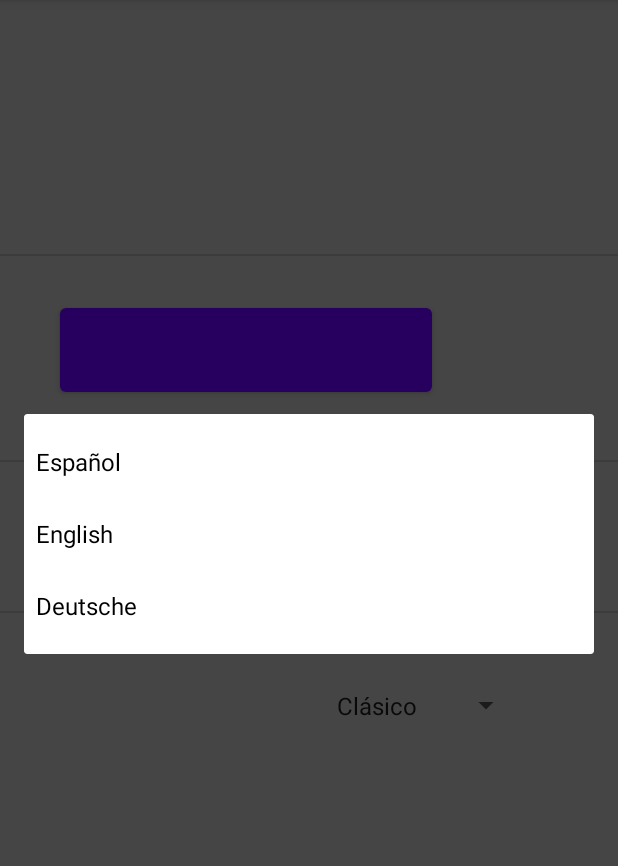
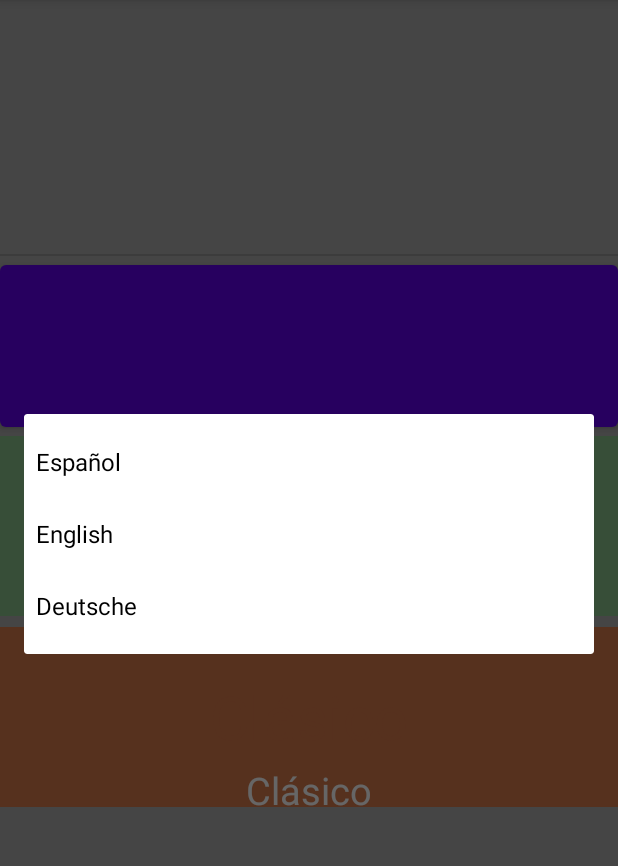
Before and after one commit to alu0101048239/ChessClock, an Android app: the Options screen opened directly, with no data from a screen before it, after a tap on "Deutsche", on a phone screen of 412 x 824 dp, the part 84-950 px from its top. Run offline under Robolectric (Android 15) with nearby library versions, the phone set to English and light mode, and no system bars; 19 statements that could not run were skipped.

Commit message:
Rediseño de la pantalla de ajustes

```diff
--- a/app/src/main/java/Modelo/English.java
+++ b/app/src/main/java/Modelo/English.java
@@ -32,6 +32,8 @@ public class English extends Language implements Serializable {
     etiquetas.put("tiempo_negras", "BLACK");
     etiquetas.put("tiempo", "Time");
     etiquetas.put("incremento", "Increment");
+    etiquetas.put("agudo", "High");
+    etiquetas.put("grave", "Deep");
   }
 
   private void SetDictado() {
@@ -55,8 +57,8 @@ public class English extends Language implements Serializable {
     dictado.put("mover", "go");
     dictado.put("asistente_on", "voice assistant enabled");
     dictado.put("asistente_off", "voice assistant disabled");
-    dictado.put("clasico", "Classical chess");
-    dictado.put("rapido", "Rapid chess");
+    dictado.put("clásico", "Classical chess");
+    dictado.put("rápido", "Rapid chess");
     dictado.put("blitz", "Blitz chess");
     dictado.put("personalizar", "Personalize");
     dictado.put("horas", "Hours");
--- a/app/src/main/java/Modelo/German.java
+++ b/app/src/main/java/Modelo/German.java
@@ -30,6 +30,8 @@ public class German extends Language implements Serializable {
     etiquetas.put("tiempo_negras", "SCHWARZ");
     etiquetas.put("tiempo", "Zeit");
     etiquetas.put("incremento", "Zuwachs");
+    etiquetas.put("agudo", "Akut");
+    etiquetas.put("grave", "Tief");
   }
 
   private void SetDictado() {
@@ -52,8 +54,8 @@ public class German extends Language implements Serializable {
     dictado.put("mover", "gleich");
     dictado.put("asistente_on", "Sprachassistent aktiviert");
     dictado.put("asistente_off", "Sprachassistent deaktiviert");
-    dictado.put("clasico", "Klassisches Schach");
-    dictado.put("rapido", "Schnellschach");
+    dictado.put("clásico", "Klassisches Schach");
+    dictado.put("rápido", "Schnellschach");
     dictado.put("blitz", "Blitzschach");
     dictado.put("personalizar", "Personifizieren");
     dictado.put("horas", "Stunden");
--- a/app/src/main/java/Modelo/Spanish.java
+++ b/app/src/main/java/Modelo/Spanish.java
@@ -30,6 +30,8 @@ public class Spanish extends Language implements Serializable {
     etiquetas.put("tiempo_negras", "NEGRAS");
     etiquetas.put("tiempo", "Tiempo");
     etiquetas.put("incremento", "Incremento");
+    etiquetas.put("agudo", "Agudo");
+    etiquetas.put("grave", "Grave");
   }
 
   private void SetDictado() {
--- a/app/src/main/java/com/ull/chessclock/MainActivity.java
+++ b/app/src/main/java/com/ull/chessclock/MainActivity.java
@@ -5,7 +5,6 @@ import android.app.Activity;
 import android.content.Intent;
 import android.media.MediaPlayer;
 import android.os.Bundle;
-import android.os.Handler;
 import android.view.View;
 import android.widget.Button;
 import java.util.Timer;
--- a/app/src/main/java/com/ull/chessclock/Options.java
+++ b/app/src/main/java/com/ull/chessclock/Options.java
@@ -1,15 +1,23 @@
 package com.ull.chessclock;
 
 import android.app.Activity;
+import android.bluetooth.BluetoothAdapter;
+import android.bluetooth.BluetoothDevice;
 import android.content.Intent;
+import android.content.IntentFilter;
 import android.os.Bundle;
+import android.util.Log;
 import android.view.View;
 import android.widget.AdapterView;
 import android.widget.ArrayAdapter;
 import android.widget.Button;
+import android.widget.ListView;
 import android.widget.Spinner;
 import android.widget.TextView;
 import androidx.annotation.Nullable;
+
+import java.util.Set;
+
 import Modelo.Modelo;
 
 public class Options extends SuperActivity implements AdapterView.OnItemSelectedListener {
@@ -18,16 +26,27 @@ public class Options extends SuperActivity implements AdapterView.OnItemSelected
   TextView lenguaje;
   Button ajustesVoz;
   TextView modo_juego;
+  TextView idioma;
+  TextView juego;
   Spinner game;
+  // BLUETOOTH
+  Button bluet;
+  BluetoothAdapter mBluetoothAdapter;
+  private Set<BluetoothDevice> pairedDevices;
+  ListView lv;
+
 
   @Override
   protected void onCreate(Bundle savedInstanceState) {
     super.onCreate(savedInstanceState);
     setContentView(R.layout.activity_options);
+    mBluetoothAdapter = BluetoothAdapter.getDefaultAdapter();
+    //bluet = findViewById(R.id.bluet);
+    //lv = (ListView)findViewById(R.id.listView);
     modelo = (Modelo)getIntent().getSerializableExtra("Modelo");
     SetValues();
     language = findViewById(R.id.languageSpinner);
-    ArrayAdapter<CharSequence> adapter = ArrayAdapter.createFromResource(this, R.array.languages, android.R.layout.simple_spinner_item);
+    ArrayAdapter<CharSequence> adapter = ArrayAdapter.createFromResource(this, R.array.languages, R.layout.spinner_item);
     adapter.setDropDownViewResource(android.R.layout.simple_spinner_dropdown_item);
     language.setAdapter(adapter);
     language.setOnItemSelectedListener(this);
@@ -43,7 +62,7 @@ public class Options extends SuperActivity implements AdapterView.OnItemSelected
     }
 
     game = findViewById(R.id.gameSpinner);
-    ArrayAdapter<CharSequence> adapter2 = ArrayAdapter.createFromResource(this, R.array.game, android.R.layout.simple_spinner_item);
+    ArrayAdapter<CharSequence> adapter2 = ArrayAdapter.createFromResource(this, R.array.game, R.layout.game_spinner);
     adapter2.setDropDownViewResource(android.R.layout.simple_spinner_dropdown_item);
     game.setAdapter(adapter2);
     game.setOnItemSelectedListener(this);
@@ -62,6 +81,8 @@ public class Options extends SuperActivity implements AdapterView.OnItemSelected
     lenguaje = findViewById(R.id.language);
     ajustesVoz = findViewById(R.id.ajustesVoz);
     modo_juego = findViewById(R.id.juego);
+    idioma = findViewById(R.id.idioma);
+    juego = findViewById(R.id.game_name);
     SetButtonsTexts();
     SetSpeechRecognizer(Options.this);
   }
@@ -74,6 +95,24 @@ public class Options extends SuperActivity implements AdapterView.OnItemSelected
 
   public void VoiceSettings(View view) {
     VoiceMenu();
+  }
+
+  public void Blue(View view) {
+    if (mBluetoothAdapter == null) {
+      Log.d("Options", "Does not have BT capabilities");
+    }
+    if (!mBluetoothAdapter.isEnabled()) {
+      Intent enableBTIntent = new Intent(BluetoothAdapter.ACTION_REQUEST_ENABLE);
+      startActivityForResult(enableBTIntent, 0);
+      pairedDevices = mBluetoothAdapter.getBondedDevices();
+      //IntentFilter BTIntent = new IntentFilter(BluetoothAdapter.ACTION_STATE_CHANGED);
+      //registerReceiver(mBroadcastReceiver, BTIntent);
+    }
+    if (mBluetoothAdapter.isEnabled()) {
+      mBluetoothAdapter.disable();
+      //IntentFilter BTIntent = new IntentFilter(BluetoothAdapter.ACTION_STATE_CHANGED);
+      //registerReceiver(mBroadcastReceiver, BTIntent);
+    }
   }
 
   public void VoiceMenu() {
@@ -94,7 +133,7 @@ public class Options extends SuperActivity implements AdapterView.OnItemSelected
       language.setSelection(1);
     } else if (keeper.equals("deutsche")) {
       language.setSelection(2);
-    } else if (keeper.equals(modelo.GetVoz().GetLanguage().GetDictadoById("atras"))) {
+    } else if (keeper.equals(modelo.GetVoz().GetLanguage().GetDictadoById("atras").toLowerCase())) {
       tts.Speak(modelo.GetVoz().GetLanguage().GetDictadoById("atras"));
       onBackPressed();
     } else {
@@ -120,24 +159,31 @@ public class Options extends SuperActivity implements AdapterView.OnItemSelected
     String spinner = parent.getItemAtPosition(position).toString();
     switch (spinner) {
       case "English":
+        idioma.setText(spinner);
         ChangeLanguage("en_GB");
         break;
       case "Deutsche":
+        idioma.setText(spinner);
         ChangeLanguage("de_DE");
         break;
       case "Español":
+        idioma.setText(spinner);
         ChangeLanguage("es_ES");
         break;
       case "Clásico":
+        juego.setText(spinner);
         ChangeMode("Clásico");
         break;
       case "Rápido":
+        juego.setText(spinner);
         ChangeMode("Rápido");
         break;
       case "Blitz":
+        juego.setText(spinner);
         ChangeMode("Blitz");
         break;
       case "Personalizar":
+        juego.setText(spinner);
         ChangeMode("Personalizar");
         Customize();
         break;
--- a/app/src/main/java/com/ull/chessclock/VoiceSettings.java
+++ b/app/src/main/java/com/ull/chessclock/VoiceSettings.java
@@ -135,7 +135,7 @@ public class VoiceSettings extends SuperActivity {
       SubirVelocidad();
     } else if (keeper.equals(modelo.GetVoz().GetLanguage().GetDictadoById("bajar_velocidad").toLowerCase())) {
       BajarVelocidad();
-    }  else if (keeper.equals(modelo.GetVoz().GetLanguage().GetDictadoById("atras"))) {
+    }  else if (keeper.equals(modelo.GetVoz().GetLanguage().GetDictadoById("atras").toLowerCase())) {
       tts.Speak(modelo.GetVoz().GetLanguage().GetDictadoById("atras"));
       onBackPressed();
     } else {
--- a/app/src/main/res/layout/activity_options.xml
+++ b/app/src/main/res/layout/activity_options.xml
@@ -19,30 +19,6 @@
 
 
     <View
-        android:id="@+id/divider"
-        android:layout_width="match_parent"
-        android:layout_height="1dp"
-        android:background="?android:attr/listDivider"
-        app:layout_constraintBottom_toBottomOf="parent"
-        app:layout_constraintEnd_toEndOf="parent"
-        app:layout_constraintHorizontal_bias="0.0"
-        app:layout_constraintStart_toStartOf="parent"
-        app:layout_constraintTop_toTopOf="parent"
-        app:layout_constraintVertical_bias="0.4" />
-
-    <View
-        android:id="@+id/divider3"
-        android:layout_width="match_parent"
-        android:layout_height="1dp"
-        android:background="?android:attr/listDivider"
-        app:layout_constraintBottom_toBottomOf="parent"
-        app:layout_constraintEnd_toEndOf="parent"
-        app:layout_constraintHorizontal_bias="1.0"
-        app:layout_constraintStart_toStartOf="parent"
-        app:layout_constraintTop_toTopOf="parent"
-        app:layout_constraintVertical_bias="0.531" />
-
-    <View
         android:id="@+id/divider2"
         android:layout_width="match_parent"
         android:layout_height="1dp"
@@ -54,70 +30,112 @@
         app:layout_constraintTop_toTopOf="parent"
         app:layout_constraintVertical_bias="0.221" />
 
+    <Spinner
+        android:id="@+id/languageSpinner"
+        android:layout_width="0dp"
+        android:layout_height="120dp"
+        android:background="#89C38C"
+        android:spinnerMode="dialog"
+        app:layout_constraintBottom_toBottomOf="parent"
+        app:layout_constraintEnd_toEndOf="parent"
+        app:layout_constraintHorizontal_bias="0.0"
+        app:layout_constraintStart_toStartOf="parent"
+        app:layout_constraintTop_toBottomOf="@+id/ajustesVoz"
+        app:layout_constraintVertical_bias="0.0" />
+
     <TextView
         android:id="@+id/language"
-        android:layout_width="170dp"
-        android:layout_height="47dp"
+        android:layout_width="wrap_content"
+        android:layout_height="wrap_content"
         android:text=""
-        android:textColor="#1E1111"
-        android:textSize="30sp"
+        android:textAlignment="center"
+        android:textColor="#FFFFFF"
+        android:textSize="40sp"
         app:layout_constraintBottom_toBottomOf="parent"
         app:layout_constraintEnd_toEndOf="parent"
-        app:layout_constraintHorizontal_bias="0.058"
+        app:layout_constraintHorizontal_bias="0.498"
         app:layout_constraintStart_toStartOf="parent"
         app:layout_constraintTop_toTopOf="parent"
-        app:layout_constraintVertical_bias="0.462" />
+        app:layout_constraintVertical_bias="0.446" />
+
+    <Button
+        android:id="@+id/ajustesVoz"
+        android:layout_width="0dp"
+        android:layout_height="120dp"
+        android:onClick="VoiceSettings"
+        android:text=""
+        android:textSize="40sp"
+        app:layout_constraintEnd_toEndOf="parent"
+        app:layout_constraintHorizontal_bias="0.0"
+        app:layout_constraintStart_toStartOf="parent"
+        app:layout_constraintTop_toBottomOf="@+id/divider2" />
+
+    <Spinner
+        android:id="@+id/gameSpinner"
+        android:layout_width="0dp"
+        android:layout_height="120dp"
+        android:spinnerMode="dialog"
+        android:background="#D97A4C"
+        app:layout_constraintBottom_toBottomOf="parent"
+        app:layout_constraintEnd_toEndOf="parent"
+        app:layout_constraintHorizontal_bias="0.0"
+        app:layout_constraintStart_toStartOf="parent"
+        app:layout_constraintTop_toBottomOf="@+id/languageSpinner"
+        app:layout_constraintVertical_bias="0.031" />
 
     <TextView
         android:id="@+id/juego"
-        android:layout_width="150dp"
+        android:layout_width="wrap_content"
         android:layout_height="wrap_content"
         android:text=""
-        android:textColor="#1E1111"
-        android:textSize="30sp"
+        android:textColor="#FFFFFF"
+        android:textSize="40sp"
         app:layout_constraintBottom_toBottomOf="parent"
         app:layout_constraintEnd_toEndOf="parent"
-        app:layout_constraintHorizontal_bias="0.071"
+        app:layout_constraintHorizontal_bias="0.498"
         app:layout_constraintStart_toStartOf="parent"
         app:layout_constraintTop_toTopOf="parent"
-        app:layout_constraintVertical_bias="0.612" />
+        app:layout_constraintVertical_bias="0.646" />
 
-    <Spinner
-        android:id="@+id/languageSpinner"
-        android:layout_width="131dp"
-        android:layout_height="43dp"
-        android:spinnerMode="dialog"
+    <TextView
+        android:id="@+id/idioma"
+        android:layout_width="wrap_content"
+        android:layout_height="wrap_content"
+        android:text=""
+        android:textColor="#FFFFFF"
+        android:textSize="25sp"
+        app:layout_constraintBottom_toBottomOf="@+id/languageSpinner"
+        app:layout_constraintEnd_toEndOf="parent"
+        app:layout_constraintHorizontal_bias="0.498"
+        app:layout_constraintStart_toStartOf="parent"
+        app:layout_constraintTop_toBottomOf="@+id/language"
+        app:layout_constraintVertical_bias="0.464" />
+
+    <TextView
+        android:id="@+id/game_name"
+        android:layout_width="wrap_content"
+        android:layout_height="wrap_content"
+        android:text=""
+        android:textColor="#FFFFFF"
+        android:textSize="25sp"
+        app:layout_constraintBottom_toBottomOf="@+id/gameSpinner"
+        app:layout_constraintEnd_toEndOf="parent"
+        app:layout_constraintStart_toStartOf="parent"
+        app:layout_constraintTop_toBottomOf="@+id/juego"
+        app:layout_constraintVertical_bias="0.526" />
+
+    <!--Button
+        android:id="@+id/bluet"
+        android:layout_width="wrap_content"
+        android:layout_height="wrap_content"
+        android:text="Button"
+        android:onClick="Blue"
         app:layout_constraintBottom_toBottomOf="parent"
         app:layout_constraintEnd_toEndOf="parent"
-        app:layout_constraintHorizontal_bias="0.771"
+        app:layout_constraintHorizontal_bias="0.1"
         app:layout_constraintStart_toStartOf="parent"
         app:layout_constraintTop_toTopOf="parent"
-        app:layout_constraintVertical_bias="0.465" />
-
-    <Button
-        android:id="@+id/ajustesVoz"
-        android:layout_width="248dp"
-        android:layout_height="68dp"
-        android:onClick="VoiceSettings"
-        android:text=""
-        app:layout_constraintBottom_toBottomOf="parent"
-        app:layout_constraintEnd_toEndOf="parent"
-        app:layout_constraintHorizontal_bias="0.245"
-        app:layout_constraintStart_toStartOf="parent"
-        app:layout_constraintTop_toTopOf="parent"
-        app:layout_constraintVertical_bias="0.285" />
-
-    <Spinner
-        android:id="@+id/gameSpinner"
-        android:layout_width="131dp"
-        android:layout_height="43dp"
-        android:spinnerMode="dialog"
-        app:layout_constraintBottom_toBottomOf="parent"
-        app:layout_constraintEnd_toEndOf="parent"
-        app:layout_constraintHorizontal_bias="0.771"
-        app:layout_constraintStart_toStartOf="parent"
-        app:layout_constraintTop_toTopOf="parent"
-        app:layout_constraintVertical_bias="0.619" />
+        app:layout_constraintVertical_bias="0.828" /-->
 
 
 </androidx.constraintlayout.widget.ConstraintLayout>
--- /dev/null
+++ b/app/src/main/res/layout/game_spinner.xml
@@ -0,0 +1,9 @@
+<?xml version="1.0" encoding="utf-8"?>
+<TextView xmlns:android="http://schemas.android.com/apk/res/android"
+    android:id="@android:id/text1"
+    android:layout_width="match_parent"
+    android:layout_height="wrap_content"
+    android:text=""
+    android:textSize="40sp"
+    android:textColor="#D97A4C"
+    android:textAlignment="center" />
--- /dev/null
+++ b/app/src/main/res/layout/spinner_item.xml
@@ -0,0 +1,9 @@
+<?xml version="1.0" encoding="utf-8"?>
+<TextView xmlns:android="http://schemas.android.com/apk/res/android"
+android:id="@android:id/text1"
+android:layout_width="match_parent"
+android:layout_height="wrap_content"
+android:text=""
+android:textSize="20sp"
+android:textColor="#89C38C"
+android:textAlignment="center" />
```
Also changed, not shown: app/src/main/AndroidManifest.xml (+10 -5 lines), app/src/main/java/Modelo/Modelo.java (+2 -5 lines), app/src/main/res/layout/activity_main.xml (+8 -8 lines), app/src/main/res/layout/activity_voice.xml (+56 -21 lines).
